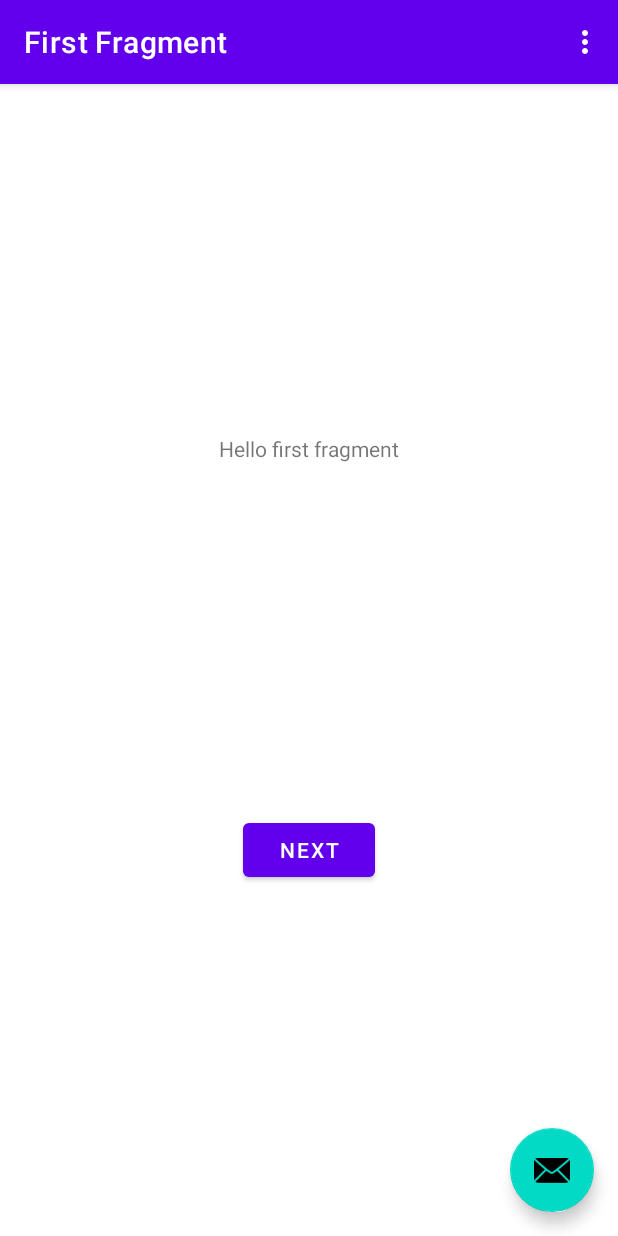
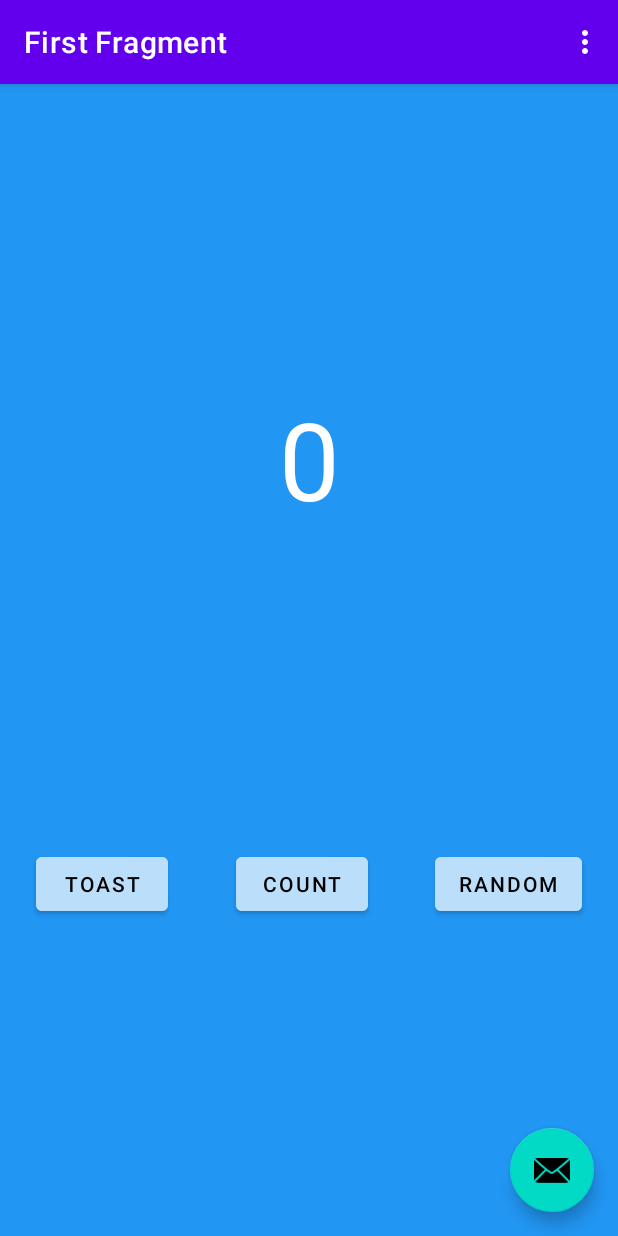
Before and after one commit to justinlouau/Toast-Counter, an Android app: the screen it shows after launch (MainActivity), on a phone screen of 412 x 824 dp. Run offline under Robolectric (Android 15) with nearby library versions, the phone set to English and light mode, and no system bars; our stand-ins replace navigation-ui.

Commit message:
Added counter and toast

```diff
--- a/app/build.gradle
+++ b/app/build.gradle
@@ -1,5 +1,6 @@
 plugins {
     id 'com.android.application'
+    id 'androidx.navigation.safeargs'
 }
 
 android {
@@ -31,7 +32,6 @@ android {
 }
 
 dependencies {
-
     implementation 'androidx.appcompat:appcompat:1.2.0'
     implementation 'com.google.android.material:material:1.3.0'
     implementation 'androidx.constraintlayout:constraintlayout:2.0.4'
--- a/app/src/main/java/com/example/helloworldandroid/FirstFragment.java
+++ b/app/src/main/java/com/example/helloworldandroid/FirstFragment.java
@@ -4,6 +4,8 @@ import android.os.Bundle;
 import android.view.LayoutInflater;
 import android.view.View;
 import android.view.ViewGroup;
+import android.widget.TextView;
+import android.widget.Toast;
 
 import androidx.annotation.NonNull;
 import androidx.fragment.app.Fragment;
@@ -14,28 +16,58 @@ import com.example.helloworldandroid.databinding.FragmentFirstBinding;
 public class FirstFragment extends Fragment {
 
     private FragmentFirstBinding binding;
+    TextView showCountTextView;
 
     @Override
     public View onCreateView(
             LayoutInflater inflater, ViewGroup container,
             Bundle savedInstanceState
     ) {
+        // Inflate the layout for this fragment
+        View fragmentFirstLayout = inflater.inflate(R.layout.fragment_first, container, false);
+        // Get the count text view
+        showCountTextView = fragmentFirstLayout.findViewById(R.id.textview_first);
 
-        binding = FragmentFirstBinding.inflate(inflater, container, false);
-        return binding.getRoot();
-
+        return fragmentFirstLayout;
     }
 
     public void onViewCreated(@NonNull View view, Bundle savedInstanceState) {
         super.onViewCreated(view, savedInstanceState);
 
-        binding.buttonFirst.setOnClickListener(new View.OnClickListener() {
+        view.findViewById(R.id.random_button).setOnClickListener(new View.OnClickListener() {
             @Override
             public void onClick(View view) {
+                int currentCount = Integer.parseInt(showCountTextView.getText().toString());
+
                 NavHostFragment.findNavController(FirstFragment.this)
                         .navigate(R.id.action_FirstFragment_to_SecondFragment);
             }
         });
+
+        view.findViewById(R.id.toast_button).setOnClickListener(new View.OnClickListener() {
+            @Override
+            public void onClick(View view) {
+                Toast myToast = Toast.makeText(getActivity(), "Hello Toast!", Toast.LENGTH_LONG);
+                myToast.show();
+            }
+        });
+
+        view.findViewById(R.id.count_button).setOnClickListener(new View.OnClickListener() {
+            @Override
+            public void onClick(View view) {
+                countMe(view);
+            }
+        });
+    }
+
+    private void countMe(View view) {
+        // Get the value of the text view
+        String countString = showCountTextView.getText().toString();
+        // Convert value to a number and increment it
+        Integer count = Integer.parseInt(countString);
+        count++;
+        // Display the new value in the text view.
+        showCountTextView.setText(count.toString());
     }
 
     @Override
--- a/app/src/main/res/layout/fragment_first.xml
+++ b/app/src/main/res/layout/fragment_first.xml
@@ -4,25 +4,56 @@
     xmlns:tools="http://schemas.android.com/tools"
     android:layout_width="match_parent"
     android:layout_height="match_parent"
+    android:background="@color/screenBackground"
     tools:context=".FirstFragment">
 
     <TextView
         android:id="@+id/textview_first"
         android:layout_width="wrap_content"
         android:layout_height="wrap_content"
-        android:text="@string/hello_first_fragment"
-        app:layout_constraintBottom_toTopOf="@id/button_first"
+        android:text="0"
+        android:textColor="@color/white"
+        android:textSize="72sp"
+        app:layout_constraintVertical_bias="0.3"
+        app:layout_constraintBottom_toBottomOf="parent"
         app:layout_constraintEnd_toEndOf="parent"
         app:layout_constraintStart_toStartOf="parent"
         app:layout_constraintTop_toTopOf="parent" />
 
     <Button
-        android:id="@+id/button_first"
+        android:id="@+id/random_button"
         android:layout_width="wrap_content"
         android:layout_height="wrap_content"
-        android:text="@string/next"
+        android:layout_marginEnd="24dp"
+        android:backgroundTint="@color/buttonBackground"
+        android:text="@string/random_button_text"
+        android:textColor="@color/black"
         app:layout_constraintBottom_toBottomOf="parent"
         app:layout_constraintEnd_toEndOf="parent"
+        app:layout_constraintTop_toBottomOf="@+id/textview_first" />
+
+    <Button
+        android:id="@+id/toast_button"
+        style="@style/Widget.MaterialComponents.Button"
+        android:layout_width="wrap_content"
+        android:layout_height="wrap_content"
+        android:layout_marginStart="24dp"
+        android:backgroundTint="@color/buttonBackground"
+        android:text="@string/toast_button_text"
+        android:textColor="@color/black"
+        app:layout_constraintBottom_toBottomOf="parent"
         app:layout_constraintStart_toStartOf="parent"
-        app:layout_constraintTop_toBottomOf="@id/textview_first" />
+        app:layout_constraintTop_toBottomOf="@+id/textview_first" />
+
+    <Button
+        android:id="@+id/count_button"
+        android:layout_width="wrap_content"
+        android:layout_height="wrap_content"
+        android:backgroundTint="@color/buttonBackground"
+        android:text="@string/count_button_text"
+        android:textColor="@color/black"
+        app:layout_constraintBottom_toBottomOf="parent"
+        app:layout_constraintEnd_toStartOf="@+id/random_button"
+        app:layout_constraintStart_toEndOf="@+id/toast_button"
+        app:layout_constraintTop_toBottomOf="@+id/textview_first" />
 </androidx.constraintlayout.widget.ConstraintLayout>
--- a/app/src/main/res/navigation/nav_graph.xml
+++ b/app/src/main/res/navigation/nav_graph.xml
@@ -14,6 +14,9 @@
         <action
             android:id="@+id/action_FirstFragment_to_SecondFragment"
             app:destination="@id/SecondFragment" />
+        <argument
+            android:name="myArg"
+            app:argType="integer" />
     </fragment>
     <fragment
         android:id="@+id/SecondFragment"
--- a/app/src/main/res/values/colors.xml
+++ b/app/src/main/res/values/colors.xml
@@ -7,4 +7,7 @@
     <color name="teal_700">#FF018786</color>
     <color name="black">#FF000000</color>
     <color name="white">#FFFFFFFF</color>
+    <color name="screenBackground">#2196F3</color>
+    <color name="buttonBackground">#BBDEFB</color>
+    <color name="screenBackground2">#26C6DA</color>
 </resources>
--- a/app/src/main/res/values/strings.xml
+++ b/app/src/main/res/values/strings.xml
@@ -4,9 +4,11 @@
     <!-- Strings used for fragments for navigation -->
     <string name="first_fragment_label">First Fragment</string>
     <string name="second_fragment_label">Second Fragment</string>
-    <string name="next">Next</string>
+    <string name="random_button_text">Random</string>
     <string name="previous">Previous</string>
 
-    <string name="hello_first_fragment">Hello first fragment</string>
-    <string name="hello_second_fragment">Hello second fragment. Arg: %1$s</string>
+    <string name="hello_first_fragment">0</string>
+    <string name="hello_second_fragment">Here is a random number between 0 and %d.</string>
+    <string name="toast_button_text">Toast</string>
+    <string name="count_button_text">Count</string>
 </resources>
--- a/build.gradle
+++ b/build.gradle
@@ -9,6 +9,8 @@ buildscript {
 
         // NOTE: Do not place your application dependencies here; they belong
         // in the individual module build.gradle files
+        def nav_version = "2.3.5"
+        classpath "androidx.navigation:navigation-safe-args-gradle-plugin:$nav_version"
     }
 }
 
```
Also changed, not shown: app/src/main/res/layout/fragment_second.xml (+23 -4 lines).
